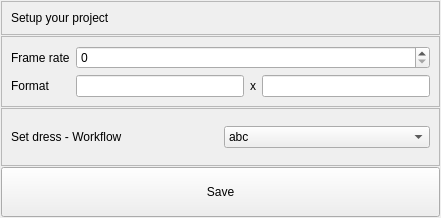
First picture: the form in App/work/ui_files/workflow.ui, repository Wizard-collab/Wizard, before the edit.
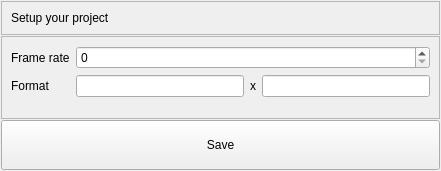
Second picture: the form after the edit.

What changed in the file:
```diff
--- a/App/work/ui_files/workflow.ui
+++ b/App/work/ui_files/workflow.ui
@@ -7,7 +7,7 @@
     <x>0</x>
     <y>0</y>
     <width>441</width>
-    <height>218</height>
+    <height>171</height>
    </rect>
   </property>
   <property name="windowTitle">
@@ -106,39 +106,6 @@
      </layout>
     </widget>
    </item>
-   <item>
-    <widget class="QFrame" name="frame_3">
-     <property name="frameShape">
-      <enum>QFrame::StyledPanel</enum>
-     </property>
-     <property name="frameShadow">
-      <enum>QFrame::Raised</enum>
-     </property>
-     <layout class="QHBoxLayout" name="horizontalLayout_2">
-      <item>
-       <widget class="QLabel" name="label_7">
-        <property name="text">
-         <string>Set dress - Workflow</string>
-        </property>
-       </widget>
-      </item>
-      <item>
-       <widget class="QComboBox" name="setdress_workflow_comboBox">
-        <item>
-         <property name="text">
-          <string>abc</string>
-         </property>
-        </item>
-        <item>
-         <property name="text">
-          <string>wsd</string>
-         </property>
-        </item>
-       </widget>
-      </item>
-     </layout>
-    </widget>
-   </item>
    <item>
     <widget class="QPushButton" name="save_workflow_pushButton">
      <property name="minimumSize">
```
